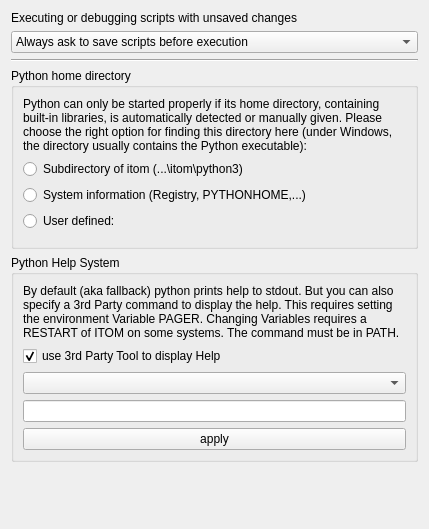
Above: Qitom/ui/widgetPropPythonGeneral.ui from itom-project/itom before the change. Below: the same form after it.
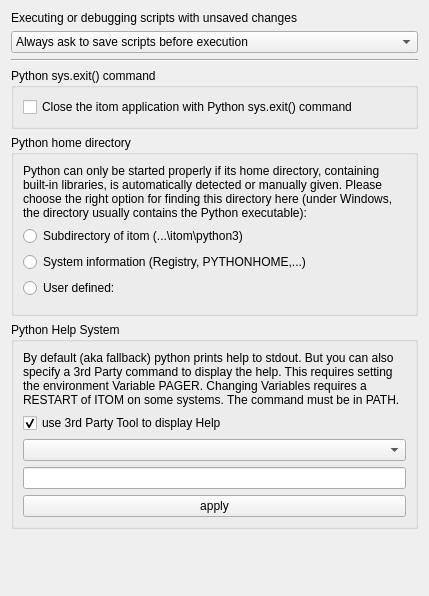
That is the form after the change. Custom widgets are drawn as their Qt base class.

Commit message: optionally close itom with Python exit(), quit() or sys.exit() (SystemExit exception). In the Python tab of the itom property dialog, you can choose whether itom should be closed in case of this exception or not (default).

The edit to the form file:
```diff
--- a/Qitom/ui/widgetPropPythonGeneral.ui
+++ b/Qitom/ui/widgetPropPythonGeneral.ui
@@ -7,7 +7,7 @@
     <x>0</x>
     <y>0</y>
     <width>382</width>
-    <height>475</height>
+    <height>509</height>
    </rect>
   </property>
   <property name="windowTitle">
@@ -47,6 +47,22 @@
      </property>
     </widget>
    </item>
+   <item>
+    <widget class="QGroupBox" name="groupBox_3">
+     <property name="title">
+      <string>Python sys.exit() command</string>
+     </property>
+     <layout class="QVBoxLayout" name="verticalLayout_3">
+      <item>
+       <widget class="QCheckBox" name="checkCloseItomByPySysExit">
+        <property name="text">
+         <string>Close the itom application with Python sys.exit() command</string>
+        </property>
+       </widget>
+      </item>
+     </layout>
+    </widget>
+   </item>
    <item>
     <widget class="QGroupBox" name="groupBox">
      <property name="sizePolicy">
```
The commit also changes 8 other files.
